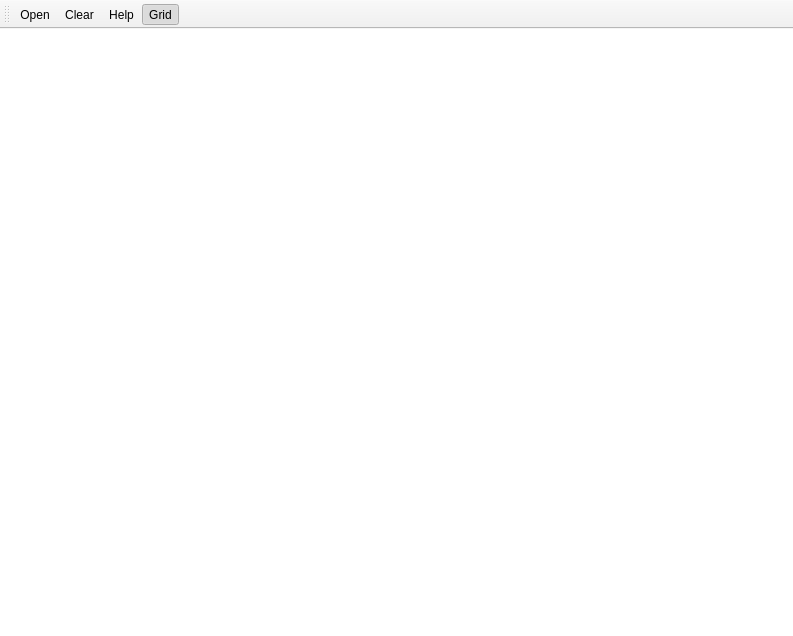
First picture: the form in clickmaster2000/clickmaster.ui, repository bspruck/clickmaster2000, before the edit.
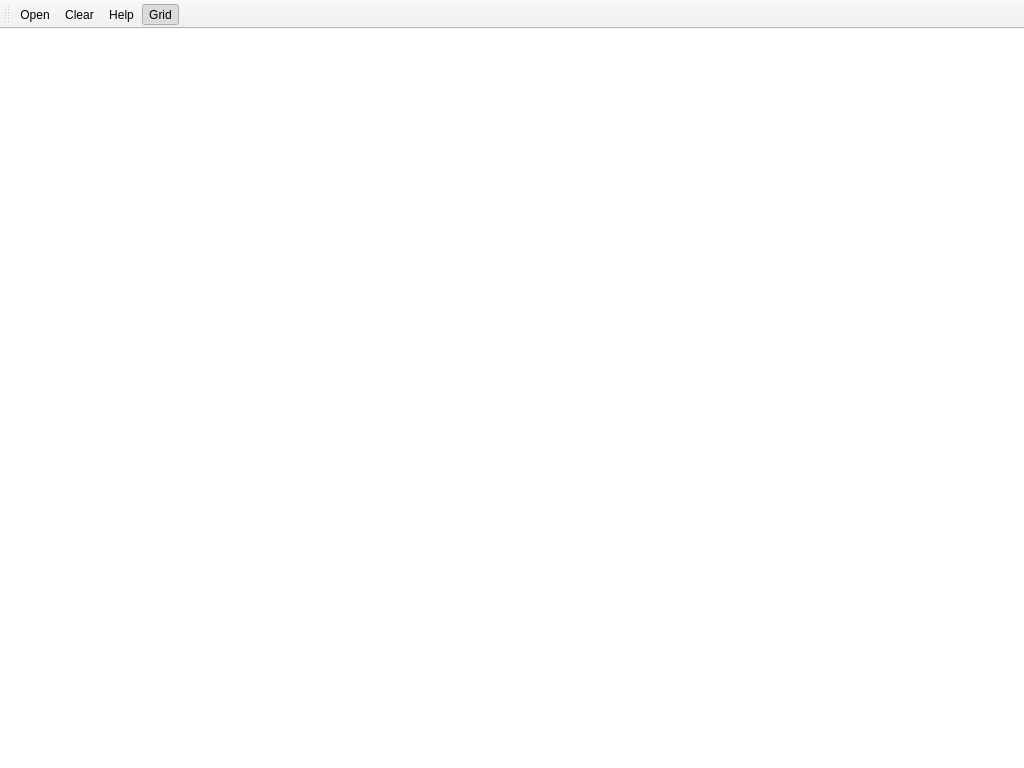
Second picture: the form after the edit.

Commit message: Add count total and relative percentages

Patch:
```diff
--- a/clickmaster2000/clickmaster.ui
+++ b/clickmaster2000/clickmaster.ui
@@ -6,8 +6,8 @@
    <rect>
     <x>0</x>
     <y>0</y>
-    <width>793</width>
-    <height>636</height>
+    <width>1024</width>
+    <height>768</height>
    </rect>
   </property>
   <property name="windowTitle">
```
The commit also changes 1 other file.
